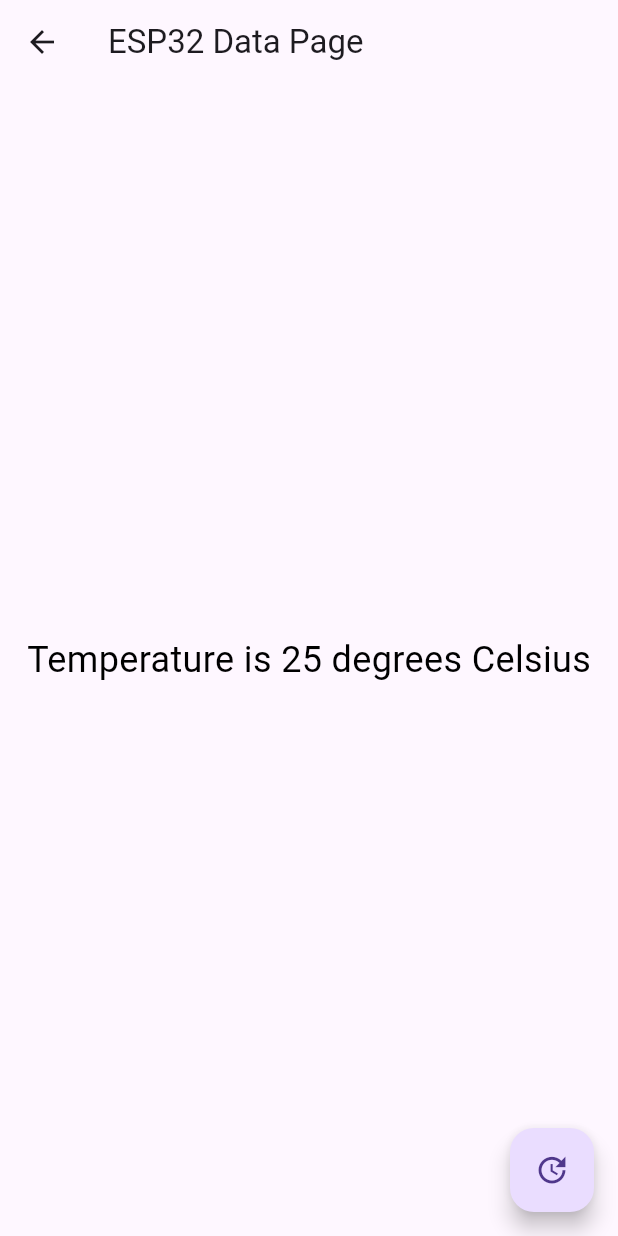
After one commit to zzzyqyf/MAB, a Flutter app: the ESP32DataPage screen opened directly, after a tap on the "update" icon, on a phone screen of 412 x 824 dp. The commit adds this screen. Run offline on Flutter 3.47's test engine with Material 3 defaults, Android fonts, the phone set to English and light mode, and no system bars; our stand-ins replace device_preview, fl_chart, flutter_tts, font_awesome_flutter, google_fonts.

```diff
--- /dev/null
+++ b/lib/ESP32DataPage.dart
@@ -0,0 +1,55 @@
+import 'package:flutter/material.dart';
+import 'package:flutter_tts/flutter_tts.dart';
+
+class ESP32DataPage extends StatefulWidget {
+  @override
+  _ESP32DataPageState createState() => _ESP32DataPageState();
+}
+
+class _ESP32DataPageState extends State<ESP32DataPage> {
+  final FlutterTts flutterTts = FlutterTts();
+  String esp32Data = "Waiting for data...";  // Initial placeholder
+
+  // Method to speak the updated data
+  void speakText(String text) async {
+    await flutterTts.speak(text);
+  }
+
+  // Simulated method to handle ESP32 data update
+  void onESP32DataUpdate(String newData) {
+    setState(() {
+      esp32Data = newData;  // Update with the latest data
+    });
+    speakText("Updated Data: $esp32Data");  // Read the updated data aloud
+  }
+
+  // Optional: Clean up resources when not needed
+  @override
+  void dispose() {
+    flutterTts.stop();
+    super.dispose();
+  }
+
+  @override
+  Widget build(BuildContext context) {
+    return Scaffold(
+      appBar: AppBar(
+        title: Text('ESP32 Data Page'),
+      ),
+      body: Center(
+        child: Text(
+          esp32Data,
+          style: TextStyle(fontSize: 24, color: Colors.black),
+        ),
+      ),
+      floatingActionButton: FloatingActionButton(
+        onPressed: () {
+          // Simulate receiving new data from ESP32; replace with actual data handling
+          String simulatedData = "Temperature is 25 degrees Celsius";
+          onESP32DataUpdate(simulatedData);
+        },
+        child: Icon(Icons.update),
+      ),
+    );
+  }
+}
--- a/lib/main.dart
+++ b/lib/main.dart
@@ -1,5 +1,6 @@
 import 'package:flutter/material.dart';
 import 'package:device_preview/device_preview.dart';
+import 'package:flutter_application_final/ESP32DataPage.dart';
 import 'package:flutter_application_final/registerOne.dart';
 //import 'package:flutter_application_final/temp.dart';
 //import 'package:font_awesome_flutter/font_awesome_flutter.dart';
@@ -53,7 +54,7 @@ class _MyHomePageState extends State<MyHomePage> {
 
   // Define pages to navigate to
   final List<Widget> _pages = [
-    const ProfilePage(),
+    ESP32DataPage(),
     const notification(),
     const Register2Widget(),
   ];
--- a/lib/registerFour.dart
+++ b/lib/registerFour.dart
@@ -36,7 +36,7 @@ class _Register4WidgetState extends State<Register4Widget> {
       // Send SSID and password to the ESP32
       String credentials = '$ssid\n$password';
       socket.send(Uint8List.fromList(credentials.codeUnits),
-       InternetAddress('192.168.4.1'), 1234); // Replace with your ESP32's AP IP and port
+       InternetAddress('192.168.4.1'), 8080); // Replace with your ESP32's AP IP and port
 
       // Close the socket after sending
       socket.close();
--- a/pubspec.yaml
+++ b/pubspec.yaml
@@ -35,6 +35,10 @@ dependencies:
   provider: ^6.0.0
   device_preview: ^1.0.0
   fl_chart: ^0.40.0
+  flutter_tts: ^3.6.0
+  path_provider: ^2.0.0
+ # Check for the latest version
+
   http: 1.2.2  # if you are fetching data via HTTP
   # Add any database package you are using, like sqflite, firebase, etc.
 
```
Also changed, not shown: pubspec.lock, 5 other files.
